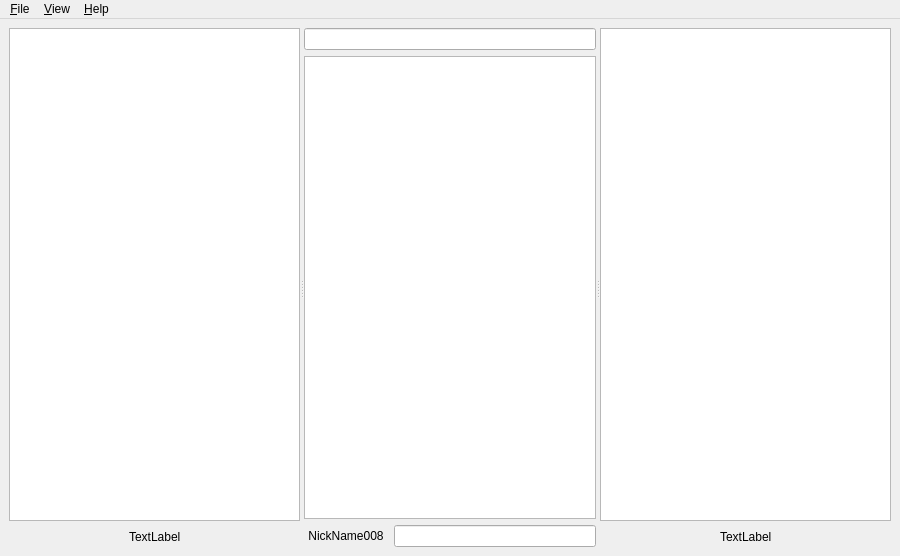
codymj/LuxIRC, file src/MainWindow.ui: the form before one commit.
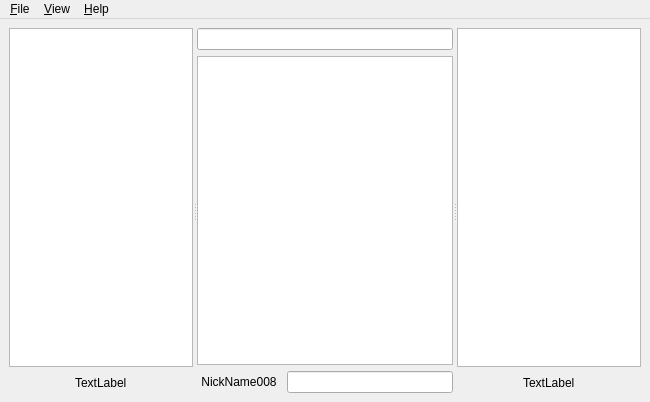
The form after the commit.

Commit message: Reduce default size of MainWindow

```diff
--- a/src/MainWindow.ui
+++ b/src/MainWindow.ui
@@ -6,8 +6,8 @@
    <rect>
     <x>0</x>
     <y>0</y>
-    <width>900</width>
-    <height>556</height>
+    <width>650</width>
+    <height>402</height>
    </rect>
   </property>
   <property name="windowTitle">
@@ -29,7 +29,7 @@
       <property name="orientation">
        <enum>Qt::Horizontal</enum>
       </property>
-      <widget class="QWidget" name="">
+      <widget class="QWidget" name="layoutWidget">
        <layout class="QVBoxLayout" name="verticalLayout_2">
         <item>
          <widget class="QTreeWidget" name="servChanTree">
@@ -129,7 +129,7 @@
         </item>
        </layout>
       </widget>
-      <widget class="QWidget" name="">
+      <widget class="QWidget" name="layoutWidget">
        <layout class="QVBoxLayout" name="verticalLayout_3">
         <item>
          <widget class="QListWidget" name="nickList"/>
@@ -182,8 +182,8 @@
     <rect>
      <x>0</x>
      <y>0</y>
-     <width>900</width>
-     <height>19</height>
+     <width>650</width>
+     <height>18</height>
     </rect>
    </property>
    <widget class="QMenu" name="menuFile">
```
